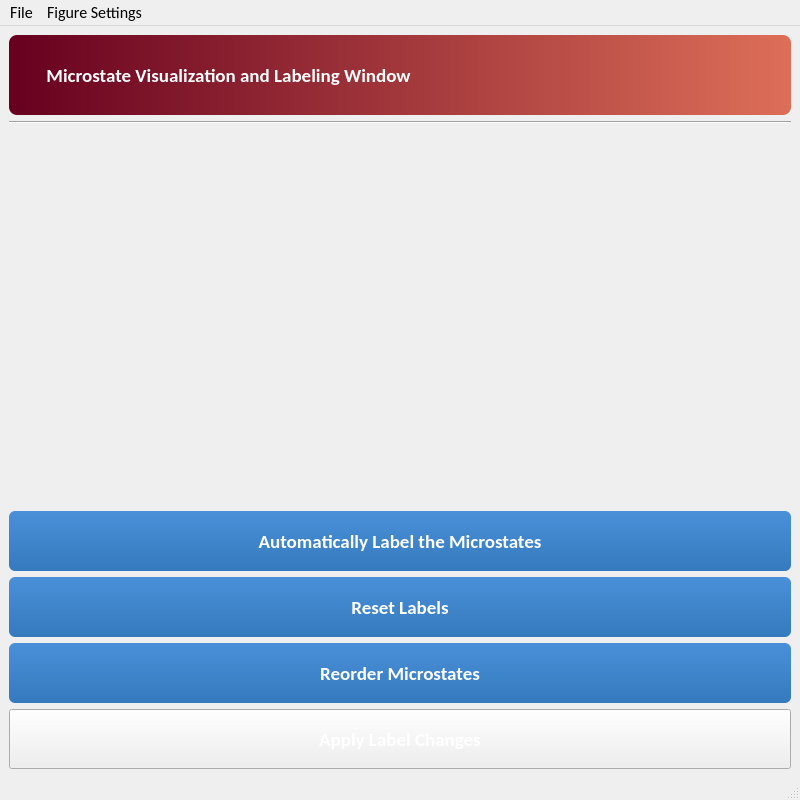
Old version of the form EEG_COMET/ui/MicrostateVisualizationWindow.ui in the repository eeg-comet/eeg-comet.
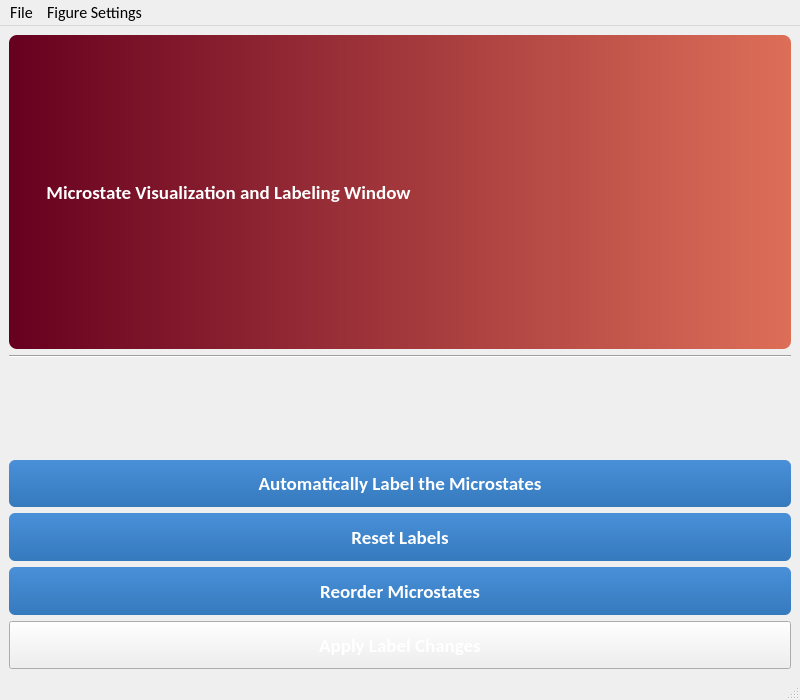
New version of the form.

```diff
--- a/EEG_COMET/ui/MicrostateVisualizationWindow.ui
+++ b/EEG_COMET/ui/MicrostateVisualizationWindow.ui
@@ -7,13 +7,13 @@
     <x>0</x>
     <y>0</y>
     <width>800</width>
-    <height>800</height>
+    <height>700</height>
    </rect>
   </property>
   <property name="minimumSize">
    <size>
-    <width>800</width>
-    <height>800</height>
+    <width>600</width>
+    <height>500</height>
    </size>
   </property>
   <property name="windowTitle">
@@ -32,13 +32,13 @@
       <property name="minimumSize">
        <size>
         <width>0</width>
-        <height>60</height>
+        <height>32</height>
        </size>
       </property>
       <property name="maximumSize">
        <size>
         <width>16777215</width>
-        <height>80</height>
+        <height>16777215</height>
        </size>
       </property>
       <property name="font">
@@ -79,7 +79,7 @@
         <property name="maximumSize">
          <size>
           <width>16777215</width>
-          <height>60</height>
+          <height>16777215</height>
          </size>
         </property>
         <property name="font">
@@ -140,7 +140,7 @@
         <property name="maximumSize">
          <size>
           <width>16777215</width>
-          <height>60</height>
+          <height>16777215</height>
          </size>
         </property>
         <property name="font">
@@ -199,7 +199,7 @@
         <property name="maximumSize">
          <size>
           <width>16777215</width>
-          <height>60</height>
+          <height>16777215</height>
          </size>
         </property>
         <property name="font">
@@ -271,7 +271,7 @@
         <property name="maximumSize">
          <size>
           <width>16777215</width>
-          <height>60</height>
+          <height>16777215</height>
          </size>
         </property>
         <property name="font">
```
